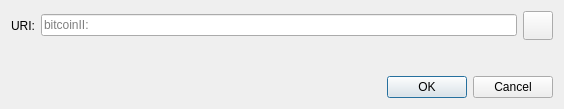
The window that src/qt/forms/openuridialog.ui (BitcoincashII/bitcoincashII-core) describes before a commit, drawn with Qt 5.
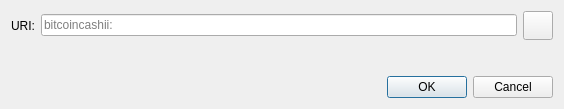
The same window after the commit. Icons and pictures are not drawn. Custom widgets are drawn as their Qt base class.

Commit message: Fix Qt GUI branding: BitcoinII→Bitcoin Cash II, BC2→BCH2, update build system

Diff of the .ui file:
```diff
--- a/src/qt/forms/openuridialog.ui
+++ b/src/qt/forms/openuridialog.ui
@@ -26,7 +26,7 @@
      <item>
       <widget class="QValidatedLineEdit" name="uriEdit">
        <property name="placeholderText">
-        <string notr="true">bitcoinII:</string>
+        <string notr="true">bitcoincashii:</string>
        </property>
       </widget>
      </item>
```
Left out of the diff: 2 changed lines with no effect on the pictures. The commit also changes 35 other files.
